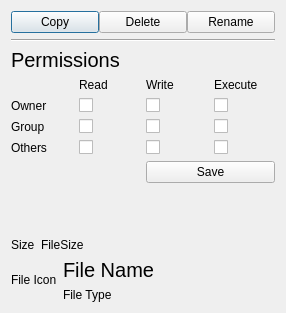
Qt form propertiesdialog.ui (theCheeseboard/thefile) before a commit.
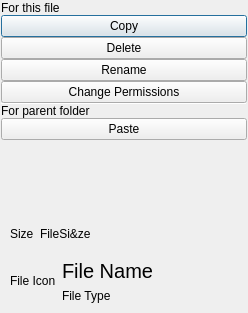
The same form after that commit. Icons and pictures are not drawn.

Patch:
```diff
--- a/propertiesdialog.ui
+++ b/propertiesdialog.ui
@@ -6,7 +6,7 @@
    <rect>
     <x>0</x>
     <y>0</y>
-    <width>286</width>
+    <width>248</width>
     <height>313</height>
    </rect>
   </property>
@@ -17,14 +17,56 @@
    </sizepolicy>
   </property>
   <property name="windowTitle">
-   <string>Dialog</string>
+   <string>Properties</string>
   </property>
   <layout class="QVBoxLayout" name="verticalLayout">
+   <property name="spacing">
+    <number>0</number>
+   </property>
+   <property name="leftMargin">
+    <number>1</number>
+   </property>
+   <property name="topMargin">
+    <number>1</number>
+   </property>
+   <property name="rightMargin">
+    <number>1</number>
+   </property>
+   <property name="bottomMargin">
+    <number>1</number>
+   </property>
    <item>
-    <layout class="QHBoxLayout" name="horizontalLayout_2">
+    <widget class="QStackedWidget" name="stack">
+     <property name="currentIndex">
+      <number>0</number>
+     </property>
+     <widget class="QWidget" name="page">
+      <layout class="QVBoxLayout" name="verticalLayout_4">
      <property name="spacing">
       <number>0</number>
      </property>
+       <property name="leftMargin">
+        <number>0</number>
+       </property>
+       <property name="topMargin">
+        <number>0</number>
+       </property>
+       <property name="rightMargin">
+        <number>0</number>
+       </property>
+       <property name="bottomMargin">
+        <number>0</number>
+       </property>
+       <item>
+        <widget class="QLabel" name="label_9">
+         <property name="text">
+          <string>For this file</string>
+         </property>
+         <property name="margin">
+          <number>9</number>
+         </property>
+        </widget>
+       </item>
      <item>
       <widget class="QPushButton" name="copyButton">
        <property name="sizePolicy">
@@ -76,17 +118,117 @@
        </property>
       </widget>
      </item>
-    </layout>
+       <item>
+        <widget class="QPushButton" name="permissionsButton">
+         <property name="text">
+          <string>Change Permissions</string>
+         </property>
+        </widget>
    </item>
    <item>
     <widget class="Line" name="line">
+         <property name="maximumSize">
+          <size>
+           <width>16777215</width>
+           <height>1</height>
+          </size>
+         </property>
      <property name="orientation">
       <enum>Qt::Horizontal</enum>
      </property>
     </widget>
    </item>
    <item>
+        <widget class="QLabel" name="label_10">
+         <property name="text">
+          <string>For parent folder</string>
+         </property>
+         <property name="margin">
+          <number>9</number>
+         </property>
+        </widget>
+       </item>
+       <item>
+        <widget class="QPushButton" name="pasteButton">
+         <property name="text">
+          <string>Paste</string>
+         </property>
+         <property name="icon">
+          <iconset theme="edit-paste"/>
+         </property>
+        </widget>
+       </item>
+       <item>
+        <spacer name="verticalSpacer">
+         <property name="orientation">
+          <enum>Qt::Vertical</enum>
+         </property>
+         <property name="sizeHint" stdset="0">
+          <size>
+           <width>20</width>
+           <height>40</height>
+          </size>
+         </property>
+        </spacer>
+       </item>
+       <item>
+        <layout class="QGridLayout" name="gridLayout_2">
+         <property name="leftMargin">
+          <number>9</number>
+         </property>
+         <property name="topMargin">
+          <number>9</number>
+         </property>
+         <property name="rightMargin">
+          <number>9</number>
+         </property>
+         <property name="bottomMargin">
+          <number>9</number>
+         </property>
+         <property name="spacing">
+          <number>6</number>
+         </property>
+         <item row="0" column="0">
+          <widget class="QLabel" name="label_2">
+           <property name="text">
+            <string>Size</string>
+           </property>
+          </widget>
+         </item>
+         <item row="0" column="1">
+          <widget class="QLabel" name="fileSize">
+           <property name="sizePolicy">
+            <sizepolicy hsizetype="Expanding" vsizetype="Preferred">
+             <horstretch>0</horstretch>
+             <verstretch>0</verstretch>
+            </sizepolicy>
+           </property>
+           <property name="text">
+            <string notr="true">FileSi&amp;ze</string>
+           </property>
+          </widget>
+         </item>
+        </layout>
+       </item>
+      </layout>
+     </widget>
+     <widget class="QWidget" name="page_2">
+      <layout class="QVBoxLayout" name="verticalLayout_5">
+       <item>
+        <widget class="QWidget" name="permissionsFrame" native="true">
     <layout class="QGridLayout" name="gridLayout">
+          <property name="leftMargin">
+           <number>0</number>
+          </property>
+          <property name="topMargin">
+           <number>0</number>
+          </property>
+          <property name="rightMargin">
+           <number>0</number>
+          </property>
+          <property name="bottomMargin">
+           <number>0</number>
+          </property>
      <item row="1" column="2">
       <widget class="QLabel" name="label_5">
        <property name="text">
@@ -111,7 +253,7 @@
      <item row="1" column="3">
       <widget class="QLabel" name="label_6">
        <property name="text">
-        <string>Execute</string>
+             <string>E&amp;xecute</string>
        </property>
       </widget>
      </item>
@@ -216,9 +358,10 @@
       </widget>
      </item>
     </layout>
+        </widget>
    </item>
    <item>
-    <spacer name="verticalSpacer">
+        <spacer name="verticalSpacer_2">
      <property name="orientation">
       <enum>Qt::Vertical</enum>
      </property>
@@ -230,32 +373,27 @@
      </property>
     </spacer>
    </item>
-   <item>
-    <layout class="QGridLayout" name="gridLayout_2">
-     <item row="0" column="0">
-      <widget class="QLabel" name="label_2">
-       <property name="text">
-        <string>Size</string>
-       </property>
-      </widget>
-     </item>
-     <item row="0" column="1">
-      <widget class="QLabel" name="fileSize">
-       <property name="sizePolicy">
-        <sizepolicy hsizetype="Expanding" vsizetype="Preferred">
-         <horstretch>0</horstretch>
-         <verstretch>0</verstretch>
-        </sizepolicy>
-       </property>
-       <property name="text">
-        <string notr="true">FileSize</string>
-       </property>
-      </widget>
-     </item>
-    </layout>
+      </layout>
+     </widget>
+    </widget>
    </item>
    <item>
     <layout class="QHBoxLayout" name="horizontalLayout">
+     <property name="spacing">
+      <number>6</number>
+     </property>
+     <property name="leftMargin">
+      <number>9</number>
+     </property>
+     <property name="topMargin">
+      <number>9</number>
+     </property>
+     <property name="rightMargin">
+      <number>9</number>
+     </property>
+     <property name="bottomMargin">
+      <number>9</number>
+     </property>
      <item>
       <widget class="QLabel" name="fileIcon">
        <property name="text">
```
Left out of the diff: 147 changed lines with no effect on the pictures. Lines whose indentation alone changed are shown as unchanged.
